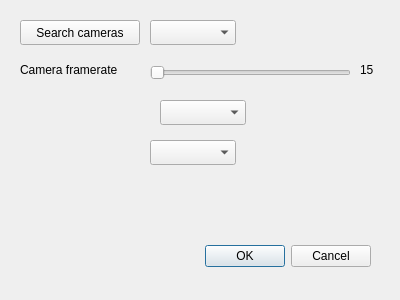
First picture: the form in camInterface/camerasetupdialog.ui, repository LucaCerina/videoPPG_cameraInterface, before the edit.
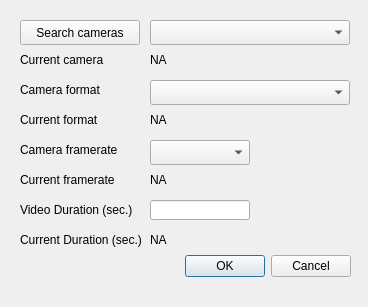
Second picture: the form after the edit.

Commit message: added new camera interface, enabled video recording and save, measure total framerate

What changed in the file:
```diff
--- a/camInterface/camerasetupdialog.ui
+++ b/camInterface/camerasetupdialog.ui
@@ -6,8 +6,8 @@
    <rect>
     <x>0</x>
     <y>0</y>
-    <width>400</width>
-    <height>300</height>
+    <width>368</width>
+    <height>307</height>
    </rect>
   </property>
   <property name="windowTitle">
@@ -16,8 +16,8 @@
   <widget class="QDialogButtonBox" name="buttonBox">
    <property name="geometry">
     <rect>
-     <x>30</x>
-     <y>240</y>
+     <x>10</x>
+     <y>250</y>
      <width>341</width>
      <height>32</height>
     </rect>
@@ -47,7 +47,7 @@
     <rect>
      <x>150</x>
      <y>20</y>
-     <width>86</width>
+     <width>200</width>
      <height>25</height>
     </rect>
    </property>
@@ -56,7 +56,7 @@
    <property name="geometry">
     <rect>
      <x>20</x>
-     <y>60</y>
+     <y>140</y>
      <width>130</width>
      <height>20</height>
     </rect>
@@ -65,50 +65,12 @@
     <string>Camera framerate</string>
    </property>
   </widget>
-  <widget class="QSlider" name="fpsSlider">
-   <property name="geometry">
-    <rect>
-     <x>150</x>
-     <y>65</y>
-     <width>201</width>
-     <height>16</height>
-    </rect>
-   </property>
-   <property name="minimum">
-    <number>15</number>
-   </property>
-   <property name="maximum">
-    <number>60</number>
-   </property>
-   <property name="singleStep">
-    <number>15</number>
-   </property>
-   <property name="pageStep">
-    <number>15</number>
-   </property>
-   <property name="orientation">
-    <enum>Qt::Horizontal</enum>
-   </property>
-  </widget>
-  <widget class="QLabel" name="labelFPS">
-   <property name="geometry">
-    <rect>
-     <x>360</x>
-     <y>60</y>
-     <width>25</width>
-     <height>20</height>
-    </rect>
-   </property>
-   <property name="text">
-    <string>15</string>
-   </property>
-  </widget>
   <widget class="QComboBox" name="fpsList">
    <property name="geometry">
     <rect>
-     <x>160</x>
-     <y>100</y>
-     <width>86</width>
+     <x>150</x>
+     <y>140</y>
+     <width>100</width>
      <height>25</height>
     </rect>
    </property>
@@ -117,12 +79,152 @@
    <property name="geometry">
     <rect>
      <x>150</x>
-     <y>140</y>
-     <width>86</width>
+     <y>80</y>
+     <width>200</width>
      <height>25</height>
     </rect>
    </property>
   </widget>
+  <widget class="QLabel" name="label_2">
+   <property name="geometry">
+    <rect>
+     <x>20</x>
+     <y>80</y>
+     <width>130</width>
+     <height>20</height>
+    </rect>
+   </property>
+   <property name="text">
+    <string>Camera format</string>
+   </property>
+  </widget>
+  <widget class="QLabel" name="label_3">
+   <property name="geometry">
+    <rect>
+     <x>20</x>
+     <y>50</y>
+     <width>130</width>
+     <height>20</height>
+    </rect>
+   </property>
+   <property name="text">
+    <string>Current camera</string>
+   </property>
+  </widget>
+  <widget class="QLabel" name="cameraLabel">
+   <property name="geometry">
+    <rect>
+     <x>150</x>
+     <y>50</y>
+     <width>130</width>
+     <height>20</height>
+    </rect>
+   </property>
+   <property name="text">
+    <string>NA</string>
+   </property>
+  </widget>
+  <widget class="QLabel" name="label_4">
+   <property name="geometry">
+    <rect>
+     <x>20</x>
+     <y>110</y>
+     <width>130</width>
+     <height>20</height>
+    </rect>
+   </property>
+   <property name="text">
+    <string>Current format</string>
+   </property>
+  </widget>
+  <widget class="QLabel" name="formatLabel">
+   <property name="geometry">
+    <rect>
+     <x>150</x>
+     <y>110</y>
+     <width>130</width>
+     <height>20</height>
+    </rect>
+   </property>
+   <property name="text">
+    <string>NA</string>
+   </property>
+  </widget>
+  <widget class="QLabel" name="label_5">
+   <property name="geometry">
+    <rect>
+     <x>20</x>
+     <y>170</y>
+     <width>130</width>
+     <height>20</height>
+    </rect>
+   </property>
+   <property name="text">
+    <string>Current framerate</string>
+   </property>
+  </widget>
+  <widget class="QLabel" name="fpsLabel">
+   <property name="geometry">
+    <rect>
+     <x>150</x>
+     <y>170</y>
+     <width>130</width>
+     <height>20</height>
+    </rect>
+   </property>
+   <property name="text">
+    <string>NA</string>
+   </property>
+  </widget>
+  <widget class="QLabel" name="label_6">
+   <property name="geometry">
+    <rect>
+     <x>20</x>
+     <y>200</y>
+     <width>130</width>
+     <height>20</height>
+    </rect>
+   </property>
+   <property name="text">
+    <string>Video Duration (sec.)</string>
+   </property>
+  </widget>
+  <widget class="QLineEdit" name="lineEdit">
+   <property name="geometry">
+    <rect>
+     <x>150</x>
+     <y>200</y>
+     <width>100</width>
+     <height>20</height>
+    </rect>
+   </property>
+  </widget>
+  <widget class="QLabel" name="label_7">
+   <property name="geometry">
+    <rect>
+     <x>20</x>
+     <y>230</y>
+     <width>130</width>
+     <height>20</height>
+    </rect>
+   </property>
+   <property name="text">
+    <string>Current Duration (sec.)</string>
+   </property>
+  </widget>
+  <widget class="QLabel" name="timeLabel">
+   <property name="geometry">
+    <rect>
+     <x>150</x>
+     <y>230</y>
+     <width>130</width>
+     <height>20</height>
+    </rect>
+   </property>
+   <property name="text">
+    <string>NA</string>
+   </property>
+  </widget>
  </widget>
  <resources/>
  <connections>
```
The commit also changes 9 other files.
